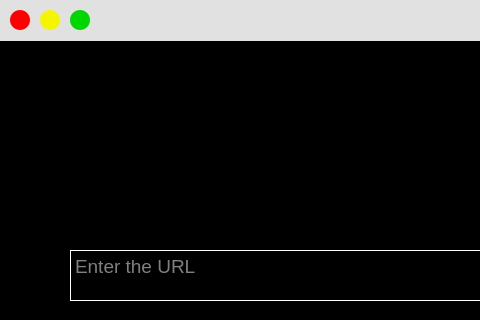
Qt form Resources/template.ui (hsmaharaj1/youvloader) before a commit; both pictures show x 0 to 480 and y 0 to 320 of the 900 by 600 pixel window.
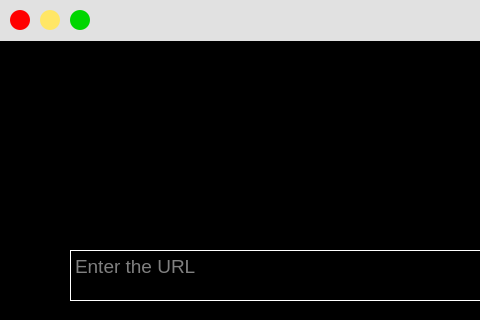
The same form after that commit. Icons and pictures are not drawn.

```diff
--- a/Resources/template.ui
+++ b/Resources/template.ui
@@ -89,13 +89,13 @@
     </property>
     <property name="styleSheet">
      <string notr="true">border-radius: 10px;
-background-color: rgb(245, 245, 0);</string>
+background-color:rgb(255, 230, 101);</string>
     </property>
     <property name="text">
      <string/>
     </property>
     <property name="flat">
-     <bool>true</bool>
+     <bool>false</bool>
     </property>
    </widget>
    <widget class="QPushButton" name="minimize">
```
Left out of the diff: 4 changed lines with no effect on the pictures.
